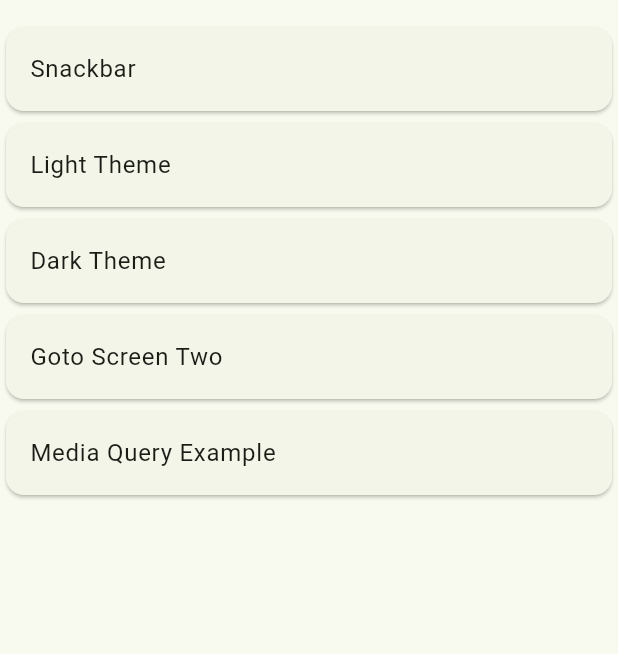
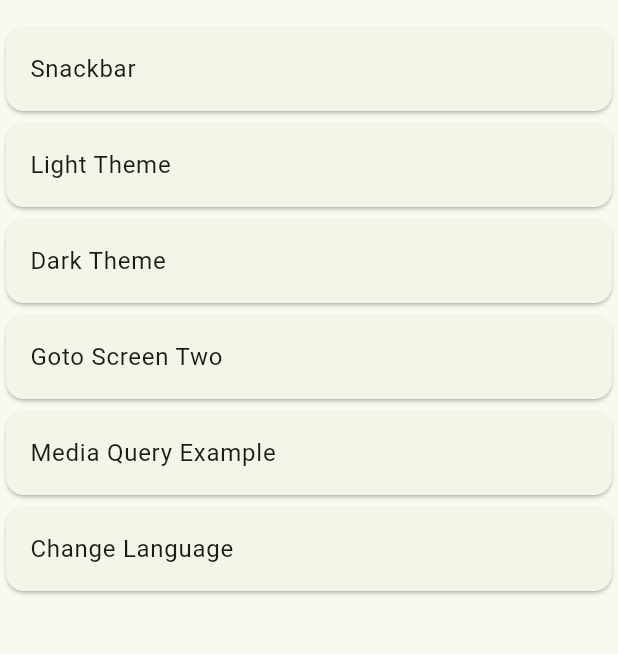
Before and after one commit to Ankit5125/Flutter-GetX-Practice, a Flutter app: the screen it shows after launch, on a phone screen of 412 x 824 dp, the part 63-717 px from its top. Run offline on Flutter 3.47's test engine with Material 3 defaults, Android fonts, the phone set to English and light mode, and no system bars; our stand-ins replace get.

Commit message:
tried language translator using local by getX

```diff
--- /dev/null
+++ b/lib/Classes/Languages.dart
@@ -0,0 +1,15 @@
+import 'package:get/get_navigation/src/root/internacionalization.dart';
+
+class Language extends Translations {
+  @override
+  Map<String, Map<String, String>> get keys => {
+    'en_US': {
+      'message': 'Ankit is very Good Boy',
+      'name': 'hello, my name is Ankit Savaliya',
+    },
+    'hin_IND': {
+      'message': 'अंकित बहुत अच्छा लड़का है',
+      'name': 'नमस्ते, मेरा नाम अंकित सावलिया है',
+    },
+  };
+}
--- a/lib/Screens/HomePage.dart
+++ b/lib/Screens/HomePage.dart
@@ -1,4 +1,5 @@
 import 'package:flutter/material.dart' hide Navigator, MediaQuery;
+import 'package:getx_practice/Widgest/Localization.dart';
 import 'package:getx_practice/Widgest/Navigator.dart';
 import 'package:getx_practice/Widgest/DarkTheme.dart';
 import 'package:getx_practice/Widgest/LightTheme.dart';
@@ -19,6 +20,7 @@ class HomePage extends StatelessWidget {
           Darktheme(),
           Navigator(),
           MediaQuery(),
+          Localization(),
         ],
       ),
     );
--- /dev/null
+++ b/lib/Widgest/Localization.dart
@@ -0,0 +1,19 @@
+import 'package:flutter/material.dart';
+import 'package:get/get.dart';
+import 'package:getx_practice/Screens/LocalizationExample/Localization.dart';
+
+class Localization extends StatelessWidget {
+  const Localization({super.key});
+
+  @override
+  Widget build(BuildContext context) {
+    return Card(
+      child: ListTile(
+        title: Text("Change Language"),
+        onTap: () {
+          Get.to(LocalizationScreen());
+        },
+      ),
+    );
+  }
+}
--- a/lib/main.dart
+++ b/lib/main.dart
@@ -1,6 +1,7 @@
 import 'package:flutter/material.dart';
 import 'package:get/get.dart';
 import 'package:get/get_navigation/get_navigation.dart';
+import 'package:getx_practice/Classes/Languages.dart';
 import 'package:getx_practice/Screens/HomePage.dart';
 
 void main() {
@@ -18,6 +19,9 @@ class MyApp extends StatelessWidget {
       theme: ThemeData(
         colorScheme: ColorScheme.fromSeed(seedColor: Colors.lightGreenAccent),
       ),
+      locale: Locale("en", "en_US"),
+      // locale: Locale("hi", "hin_IND"),
+      translations: Language(),
       home: HomePage(),
     );
   }
```
Also changed, not shown: lib/Screens/LocalizationExample/Localization.dart (added, +33 -0 lines), lib/Functions/LanguageTranslater.dart (added).
